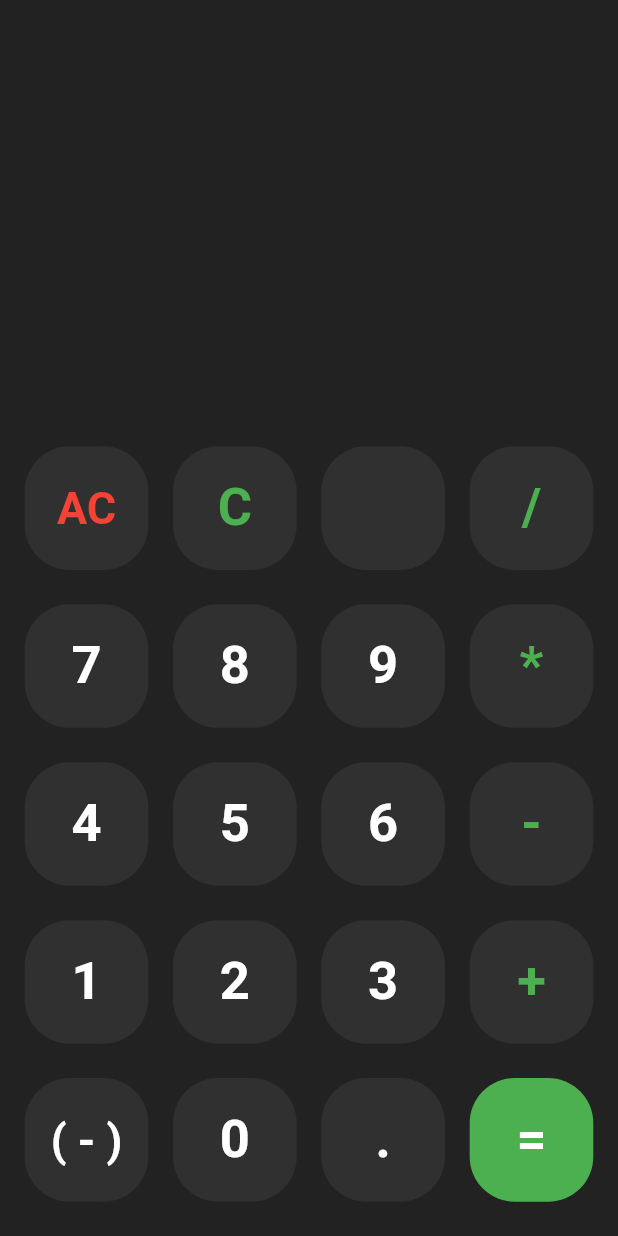
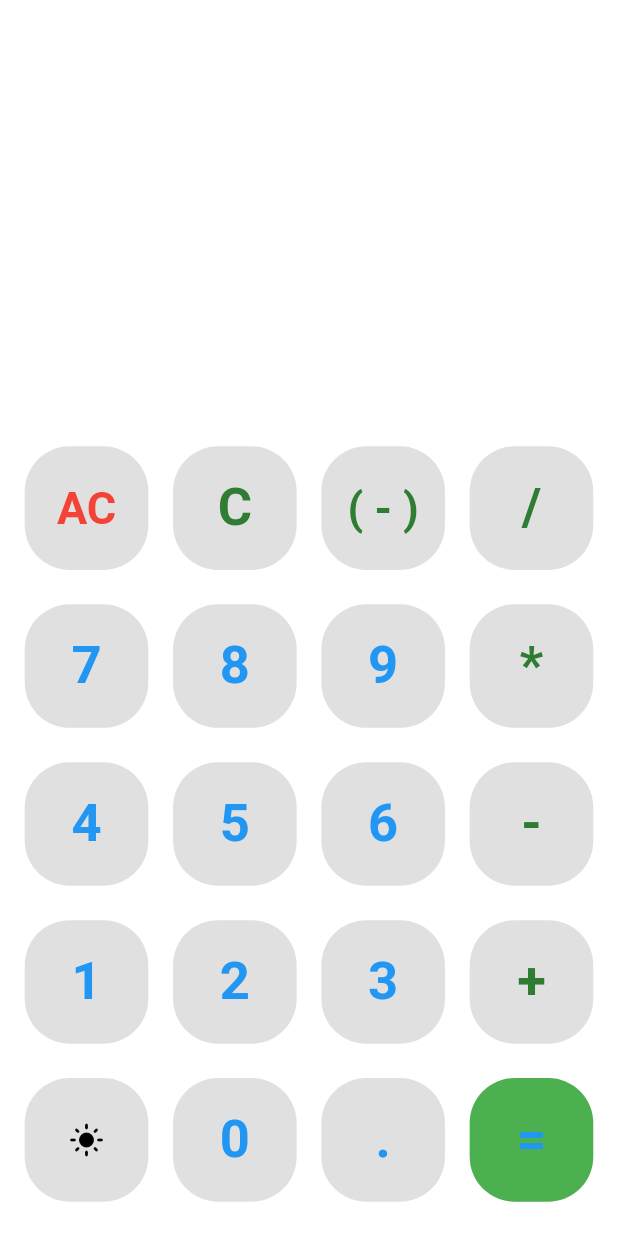
Before and after one commit to ariobramantyo/calculator, a Flutter app: the screen it shows after launch, on a phone screen of 412 x 824 dp. Run offline on Flutter 3.47's test engine with Material 2 defaults, Android fonts, the phone set to English and light mode, and no system bars; our stand-ins replace get, math_expressions.

Commit message:
adding multi operator on calculator and dark mode

```diff
--- a/lib/controller/calc_controller.dart
+++ b/lib/controller/calc_controller.dart
@@ -6,10 +6,14 @@ class CalcController extends GetxController {
   var result = ''.obs;
   var isLastOperator = true;
   var isLastNumber = false;
-  var isOperatorExist = false;
+  // var isOperatorExist = false;
   var isLastDot = false;
   var isDotExist = false;
   var isLastNegative = false;
+  var isOpenBracket = false;
+  var isLastBracket = false;
+
+  var darkMode = false.obs;
 
   void buttonClick(String value) {
     if (value != '*' && value != '/' && value != '-' && value != '+') {
@@ -19,14 +23,23 @@ class CalcController extends GetxController {
       // isLastOperator.value = false;
       // print('number: ' + value);
     } else {
-      if (isLastNumber && !isOperatorExist) {
+      if (isLastNumber) {
         inputNumber.value += value;
         isLastOperator = true;
         isLastNumber = false;
-        isOperatorExist = true;
         isDotExist = false;
         isLastNegative = false;
       }
+
+      // sebelum edit
+      // if (isLastNumber && !isOperatorExist) {
+      //   inputNumber.value += value;
+      //   isLastOperator = true;
+      //   isLastNumber = false;
+      //   isOperatorExist = true;
+      //   isDotExist = false;
+      //   isLastNegative = false;
+      // }
     }
   }
 
@@ -36,7 +49,7 @@ class CalcController extends GetxController {
     isLastOperator = true;
     isLastNumber = false;
     isDotExist = false;
-    isOperatorExist = false;
+    // isOperatorExist = false;
   }
 
   void onDot() {
@@ -50,6 +63,9 @@ class CalcController extends GetxController {
 
   void onResult() {
     if (inputNumber.value != '' && isLastNumber) {
+      if (isOpenBracket) {
+        inputNumber.value += ')';
+      }
       Parser p = Parser();
       Expression exp = p.parse(inputNumber.value);
 
@@ -60,7 +76,7 @@ class CalcController extends GetxController {
       inputNumber.value = '';
       isLastOperator = true;
       isLastNumber = false;
-      isOperatorExist = false;
+      // isOperatorExist = false;
       isLastDot = false;
       isDotExist = false;
     }
@@ -81,7 +97,7 @@ class CalcController extends GetxController {
           lastDigit == '-' ||
           lastDigit == '+') {
         isLastOperator = false;
-        isOperatorExist = false;
+        // isOperatorExist = false;
         isLastNumber = true;
       }
 
@@ -91,11 +107,10 @@ class CalcController extends GetxController {
       if (inputNumber.value == '') {
         isLastOperator = true;
         isLastNumber = false;
-        isOperatorExist = false;
+        // isOperatorExist = false;
         isLastDot = false;
         isDotExist = false;
-      }
-
+      } else {
         lastDigit = inputNumber.value[inputNumber.value.length - 1];
         if (lastDigit == '/' ||
             lastDigit == '*' ||
@@ -103,9 +118,10 @@ class CalcController extends GetxController {
             lastDigit == '+') {
           isLastOperator = true;
           isLastNumber = false;
-        isOperatorExist = true;
+          // isOperatorExist = true;
           isDotExist = false;
           isLastNegative = false;
+        }
       }
     }
   }
@@ -117,4 +133,23 @@ class CalcController extends GetxController {
       isLastNegative = true;
     }
   }
+
+  void onBrackets() {
+    // if (isLastNumber || isLastBracket) {
+    //   inputNumber.value += 'x(';
+    //   isOpenBracket = true;
+    //   return 0;
+    // }
+
+    // if (isOpenBracket) {
+    //   inputNumber.value += ')';
+    //   isOpenBracket = false;
+    //   isLastBracket = true;
+    //   return 0;
+    // }
+
+    // inputNumber.value += '(';
+    // isOpenBracket = true;
+    // return 0;
   }
+}
--- /dev/null
+++ b/lib/controller/theme.dart
@@ -0,0 +1,22 @@
+import 'package:flutter/material.dart';
+import 'package:get/get.dart';
+
+class ThemesController extends GetxController {
+  final lightTheme = ThemeData.light().copyWith(
+    scaffoldBackgroundColor: Colors.white,
+    buttonColor: Colors.grey[300],
+    primaryColor: Colors.green[800],
+    textTheme: TextTheme(),
+  );
+
+  final darkTheme = ThemeData.dark().copyWith(
+    scaffoldBackgroundColor: Colors.black,
+    buttonColor: Colors.grey[850],
+    primaryColor: Colors.green,
+  );
+
+  void changeTheme() {
+    Get.changeThemeMode(Get.isDarkMode ? ThemeMode.light : ThemeMode.dark);
+    update();
+  }
+}
--- a/lib/main.dart
+++ b/lib/main.dart
@@ -1,3 +1,4 @@
+import 'package:calculator/controller/theme.dart';
 import 'package:calculator/view/home.dart';
 import 'package:flutter/material.dart';
 import 'package:get/get.dart';
@@ -7,10 +8,14 @@ void main() {
 }
 
 class MyApp extends StatelessWidget {
+  final theme = Get.put(ThemesController());
   @override
   Widget build(BuildContext context) {
     return GetMaterialApp(
       title: 'Calculator App',
+      themeMode: ThemeMode.light,
+      theme: theme.lightTheme,
+      darkTheme: theme.darkTheme,
       home: HomeScreen(),
     );
   }
--- a/lib/view/home.dart
+++ b/lib/view/home.dart
@@ -1,16 +1,24 @@
 import 'package:calculator/controller/calc_controller.dart';
+import 'package:calculator/controller/theme.dart';
 import 'package:flutter/material.dart';
 import 'package:get/get.dart';
 
-class HomeScreen extends StatelessWidget {
+class HomeScreen extends StatefulWidget {
   // const HomeScreen({Key? key}) : super(key: key);
 
+  @override
+  _HomeScreenState createState() => _HomeScreenState();
+}
+
+class _HomeScreenState extends State<HomeScreen> {
   final caclC = Get.put(CalcController());
+
+  final themeC = Get.find<ThemesController>();
 
   Widget clickButtton(String text,
       {Color? backColor, Color? textColor, double? textSize}) {
     return Material(
-      color: backColor ?? Colors.grey[850],
+      color: backColor ?? Get.theme.buttonColor,
       borderRadius: BorderRadius.circular(30),
       child: InkWell(
         onTap: () {
@@ -37,7 +45,7 @@ class HomeScreen extends StatelessWidget {
               text,
               style: TextStyle(
                   fontSize: textSize ?? 35,
-                  color: textColor ?? Colors.white,
+                  color: textColor ?? Get.theme.accentColor,
                   fontWeight: FontWeight.w600),
             ),
           ),
@@ -51,7 +59,7 @@ class HomeScreen extends StatelessWidget {
     print(
         'BUILD==============================================================');
     return Scaffold(
-      backgroundColor: Colors.black87,
+      backgroundColor: Get.theme.scaffoldBackgroundColor,
       body: SafeArea(
         child: Column(
           children: [
@@ -90,7 +98,8 @@ class HomeScreen extends StatelessWidget {
                         children: [
                           Text(
                             caclC.inputNumber.value,
-                            style: TextStyle(color: Colors.white, fontSize: 35),
+                            style: TextStyle(
+                                color: Get.theme.accentColor, fontSize: 35),
                           ),
                         ],
                       ),
@@ -109,9 +118,10 @@ class HomeScreen extends StatelessWidget {
                       mainAxisAlignment: MainAxisAlignment.spaceEvenly,
                       children: [
                         clickButtton('AC', textColor: Colors.red, textSize: 30),
-                        clickButtton('C', textColor: Colors.green),
-                        clickButtton('', textColor: Colors.green),
-                        clickButtton('/', textColor: Colors.green)
+                        clickButtton('C', textColor: Get.theme.primaryColor),
+                        clickButtton('( - )',
+                            textColor: Get.theme.primaryColor, textSize: 30),
+                        clickButtton('/', textColor: Get.theme.primaryColor)
                       ],
                     ),
                     Row(
@@ -120,7 +130,7 @@ class HomeScreen extends StatelessWidget {
                         clickButtton('7'),
                         clickButtton('8'),
                         clickButtton('9'),
-                        clickButtton('*', textColor: Colors.green)
+                        clickButtton('*', textColor: Get.theme.primaryColor)
                       ],
                     ),
                     Row(
@@ -129,7 +139,7 @@ class HomeScreen extends StatelessWidget {
                         clickButtton('4'),
                         clickButtton('5'),
                         clickButtton('6'),
-                        clickButtton('-', textColor: Colors.green)
+                        clickButtton('-', textColor: Get.theme.primaryColor)
                       ],
                     ),
                     Row(
@@ -138,13 +148,40 @@ class HomeScreen extends StatelessWidget {
                         clickButtton('1'),
                         clickButtton('2'),
                         clickButtton('3'),
-                        clickButtton('+', textColor: Colors.green)
+                        clickButtton('+', textColor: Get.theme.primaryColor)
                       ],
                     ),
                     Row(
                       mainAxisAlignment: MainAxisAlignment.spaceEvenly,
                       children: [
-                        clickButtton('( - )', textSize: 30),
+                        Material(
+                          color: Get.theme.buttonColor,
+                          borderRadius: BorderRadius.circular(30),
+                          child: InkWell(
+                            onTap: () {
+                              print(Get.isDarkMode);
+                              themeC.changeTheme();
+                              // caclC.inputNumber.value = '';
+                              // caclC.result.value = '';
+                              setState(() {});
+                            },
+                            borderRadius: BorderRadius.circular(30),
+                            child: Container(
+                              width: Get.width * 0.2,
+                              height: Get.width * 0.2,
+                              child: Center(
+                                child: Icon(
+                                  Get.isDarkMode
+                                      ? Icons.dark_mode
+                                      : Icons.light_mode,
+                                  color: Get.isDarkMode
+                                      ? Colors.white
+                                      : Colors.black,
+                                ),
+                              ),
+                            ),
+                          ),
+                        ),
                         clickButtton('0'),
                         clickButtton('.'),
                         clickButtton('=', backColor: Colors.green)
```
Lines whose indentation alone changed are shown as unchanged.
